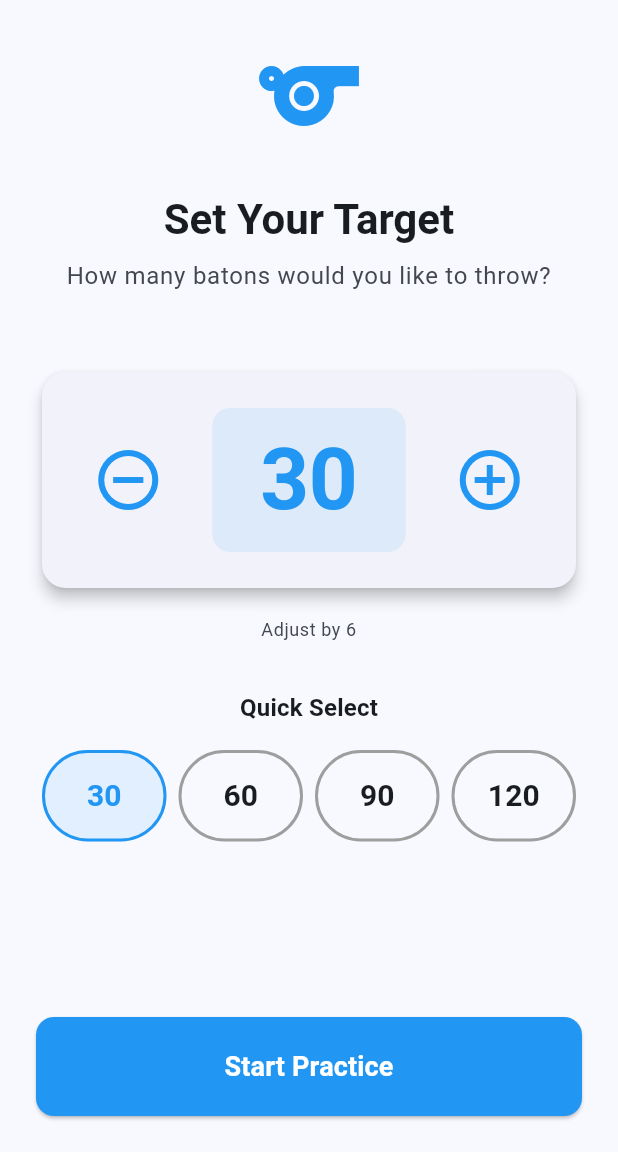
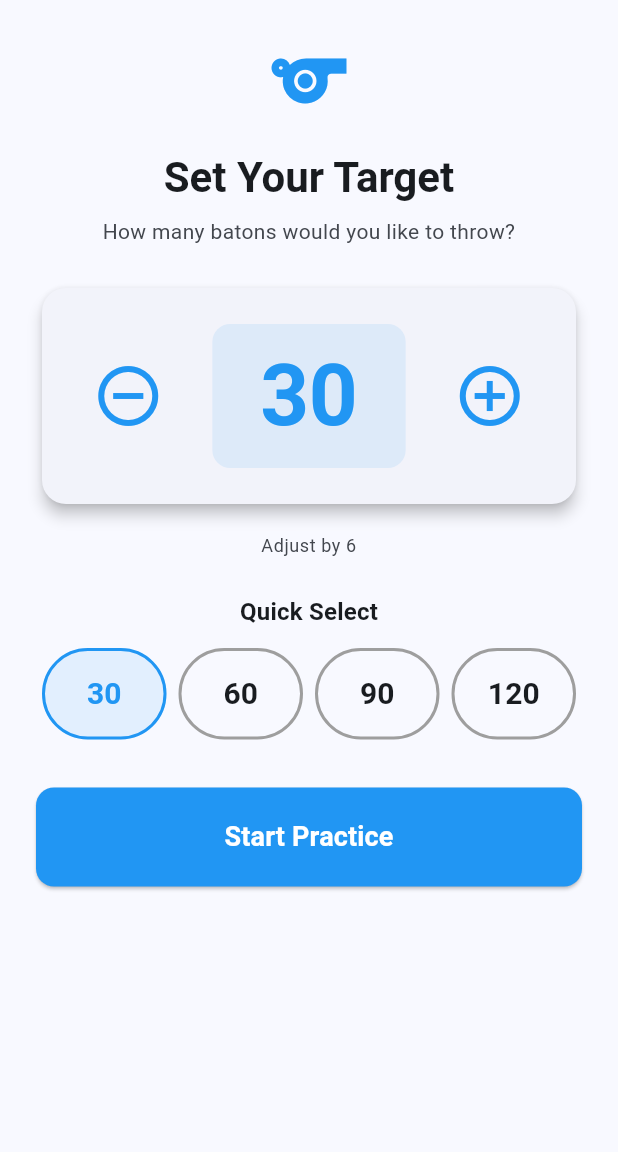
Before and after one commit to ST-Superman/KubbManager-Flutter, a Flutter app: the _TargetSelectionScreen screen opened directly with empty values, on a phone screen of 412 x 824 dp, the part 84-1236 px from its top. Run offline on Flutter 3.47's test engine with Material 3 defaults, Android fonts, the phone set to English and light mode, and no system bars; our stand-ins replace shared_preferences, sqflite; accounts and stored records are empty.

Commit message:
Fix next round button and layout overflow
- Next round now properly initializes before dialog closes
- Added SingleChildScrollView to target selection to prevent overflow
- Reduced spacing and icon sizes for better fit
- Forces UI rebuild after starting next round

```diff
--- a/lib/views/eight_meter_training_view.dart
+++ b/lib/views/eight_meter_training_view.dart
@@ -107,14 +107,14 @@ class _TargetSelectionScreenState extends State<_TargetSelectionScreen> {
         title: const Text('8 Meter Practice'),
         backgroundColor: Theme.of(context).colorScheme.primaryContainer,
       ),
-      body: Padding(
+      body: SingleChildScrollView(
         padding: const EdgeInsets.all(24.0),
         child: Column(
           crossAxisAlignment: CrossAxisAlignment.stretch,
           children: [
             // Header
-            const Icon(Icons.sports, size: 80, color: Colors.blue),
-            const SizedBox(height: 24),
+            const Icon(Icons.sports, size: 60, color: Colors.blue),
+            const SizedBox(height: 16),
             Text(
               'Set Your Target',
               style: Theme.of(context).textTheme.headlineMedium?.copyWith(
@@ -125,12 +125,12 @@ class _TargetSelectionScreenState extends State<_TargetSelectionScreen> {
             const SizedBox(height: 8),
             Text(
               'How many batons would you like to throw?',
-              style: Theme.of(context).textTheme.bodyLarge?.copyWith(
+              style: Theme.of(context).textTheme.bodyMedium?.copyWith(
                     color: Theme.of(context).colorScheme.onSurfaceVariant,
                   ),
               textAlign: TextAlign.center,
             ),
-            const SizedBox(height: 48),
+            const SizedBox(height: 24),
 
             // Current target with +/- buttons
             Card(
@@ -193,7 +193,7 @@ class _TargetSelectionScreenState extends State<_TargetSelectionScreen> {
                   ),
               textAlign: TextAlign.center,
             ),
-            const SizedBox(height: 32),
+            const SizedBox(height: 24),
 
             // Preset target buttons
             Text(
@@ -203,7 +203,7 @@ class _TargetSelectionScreenState extends State<_TargetSelectionScreen> {
                   ),
               textAlign: TextAlign.center,
             ),
-            const SizedBox(height: 16),
+            const SizedBox(height: 12),
 
             Row(
               mainAxisAlignment: MainAxisAlignment.spaceEvenly,
@@ -241,7 +241,7 @@ class _TargetSelectionScreenState extends State<_TargetSelectionScreen> {
               }).toList(),
             ),
 
-            const Spacer(),
+            const SizedBox(height: 32),
 
             // Start button
             ElevatedButton(
@@ -360,12 +360,17 @@ class _PracticeSessionScreenState extends State<_PracticeSessionScreen> {
         ),
         actions: [
           TextButton(
-            onPressed: () {
-              Navigator.of(context).pop();
-              setState(() {
-                _session.startNextRound();
-              });
-              context.read<SessionManager>().updatePracticeSession(_session);
+            onPressed: () async {
+              // Start next round BEFORE closing dialog
+              _session.startNextRound();
+              await context.read<SessionManager>().updatePracticeSession(_session);
+
+              if (mounted) {
+                Navigator.of(context).pop();
+                setState(() {
+                  // Force rebuild with new round
+                });
+              }
             },
             child: const Text('Next Round'),
           ),
```
